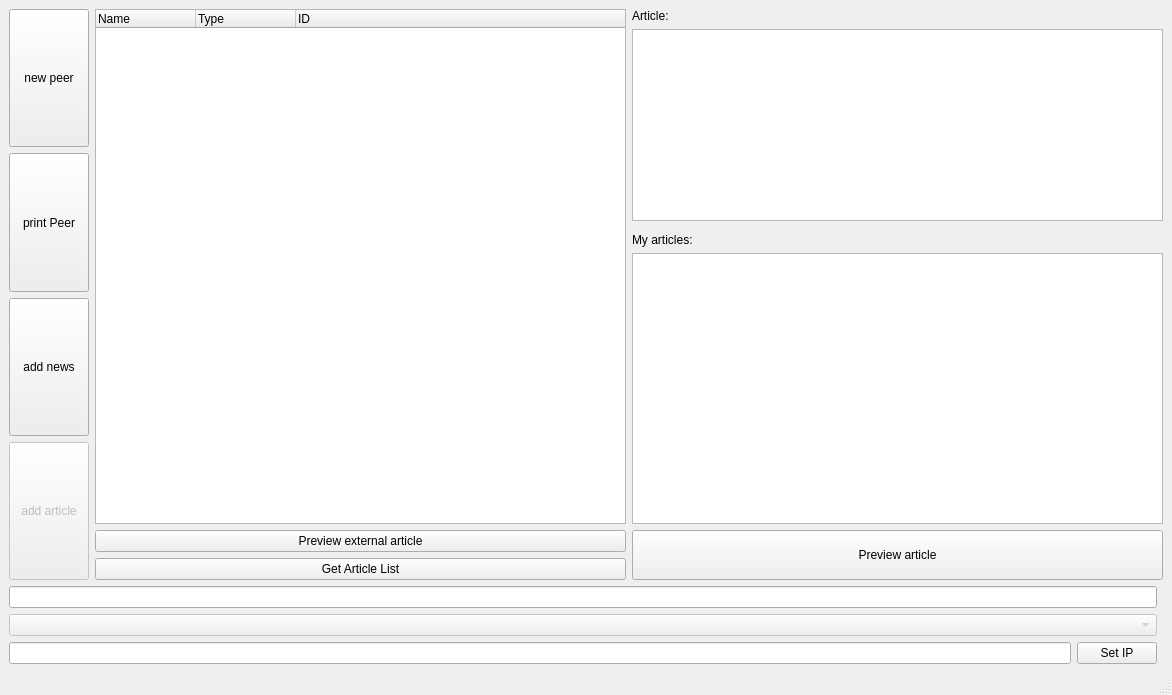
Before: the Qt Designer form mainwindow.ui in medvecm98/bp_program, drawn with Qt 5.
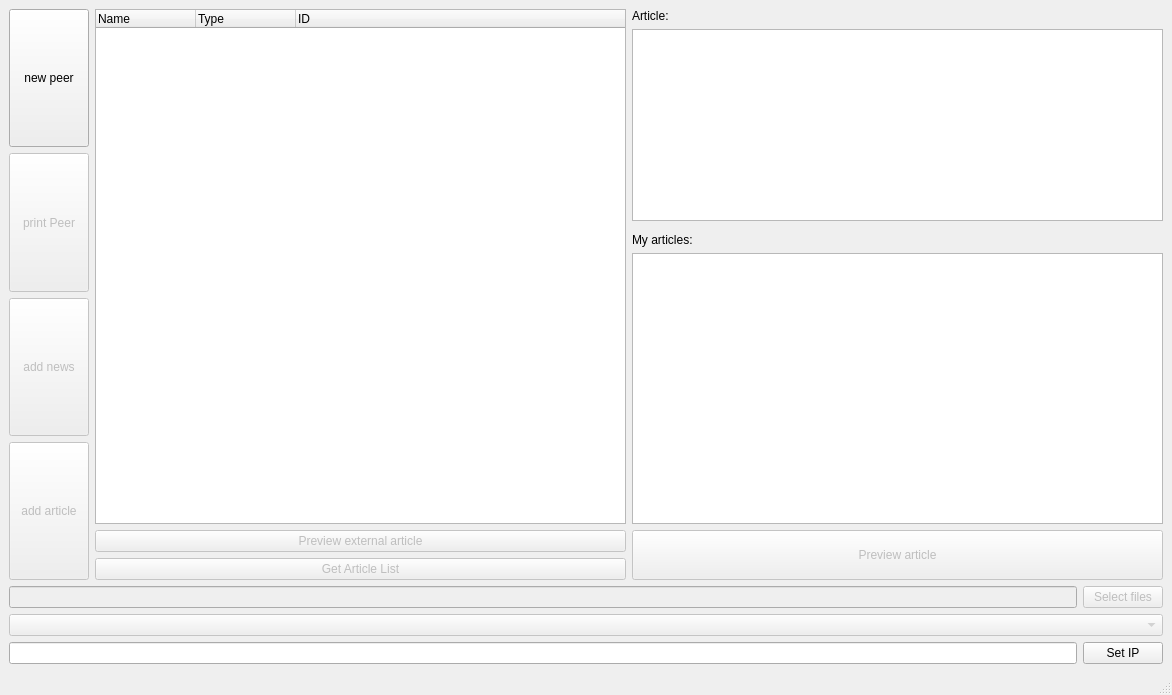
After: the same form once the commit is applied.

Diff of the .ui file:
```diff
--- a/mainwindow.ui
+++ b/mainwindow.ui
@@ -16,10 +16,7 @@
   <widget class="QWidget" name="centralwidget">
    <layout class="QGridLayout" name="gridLayout_2">
     <item row="1" column="0">
-     <widget class="QLineEdit" name="lineEdit_article_path"/>
-    </item>
-    <item row="2" column="0">
-     <widget class="QComboBox" name="comboBox_newspapers">
+     <widget class="QLineEdit" name="lineEdit_article_path">
       <property name="enabled">
        <bool>false</bool>
       </property>
@@ -39,6 +36,9 @@
       </item>
       <item row="10" column="1">
        <widget class="QPushButton" name="pushButton_external_article">
+        <property name="enabled">
+         <bool>false</bool>
+        </property>
         <property name="text">
          <string>Preview external article</string>
         </property>
@@ -75,6 +75,9 @@
       </item>
       <item row="11" column="1">
        <widget class="QPushButton" name="pushButton_article_list">
+        <property name="enabled">
+         <bool>false</bool>
+        </property>
         <property name="text">
          <string>Get Article List</string>
         </property>
@@ -100,6 +103,9 @@
         </item>
         <item>
          <widget class="QPushButton" name="pushButton_print_peer">
+          <property name="enabled">
+           <bool>false</bool>
+          </property>
           <property name="sizePolicy">
            <sizepolicy hsizetype="Minimum" vsizetype="Expanding">
             <horstretch>0</horstretch>
@@ -113,6 +119,9 @@
         </item>
         <item>
          <widget class="QPushButton" name="pushButton_add_news">
+          <property name="enabled">
+           <bool>false</bool>
+          </property>
           <property name="sizePolicy">
            <sizepolicy hsizetype="Minimum" vsizetype="Expanding">
             <horstretch>0</horstretch>
@@ -144,6 +153,9 @@
       </item>
       <item row="10" column="3" rowspan="2">
        <widget class="QPushButton" name="pushButton_preview_article">
+        <property name="enabled">
+         <bool>false</bool>
+        </property>
         <property name="sizePolicy">
          <sizepolicy hsizetype="Minimum" vsizetype="Expanding">
           <horstretch>0</horstretch>
@@ -157,7 +169,24 @@
       </item>
      </layout>
     </item>
-    <item row="3" column="0">
+    <item row="1" column="1">
+     <widget class="QPushButton" name="pushButton_select_files">
+      <property name="enabled">
+       <bool>false</bool>
+      </property>
+      <property name="text">
+       <string>Select files</string>
+      </property>
+     </widget>
+    </item>
+    <item row="2" column="0" colspan="2">
+     <widget class="QComboBox" name="comboBox_newspapers">
+      <property name="enabled">
+       <bool>false</bool>
+      </property>
+     </widget>
+    </item>
+    <item row="3" column="0" colspan="2">
      <layout class="QHBoxLayout" name="horizontalLayout">
       <item>
        <widget class="QLineEdit" name="lineEdit_set_ip"/>
```
Left out of the diff: 8 changed lines with no effect on the pictures.
